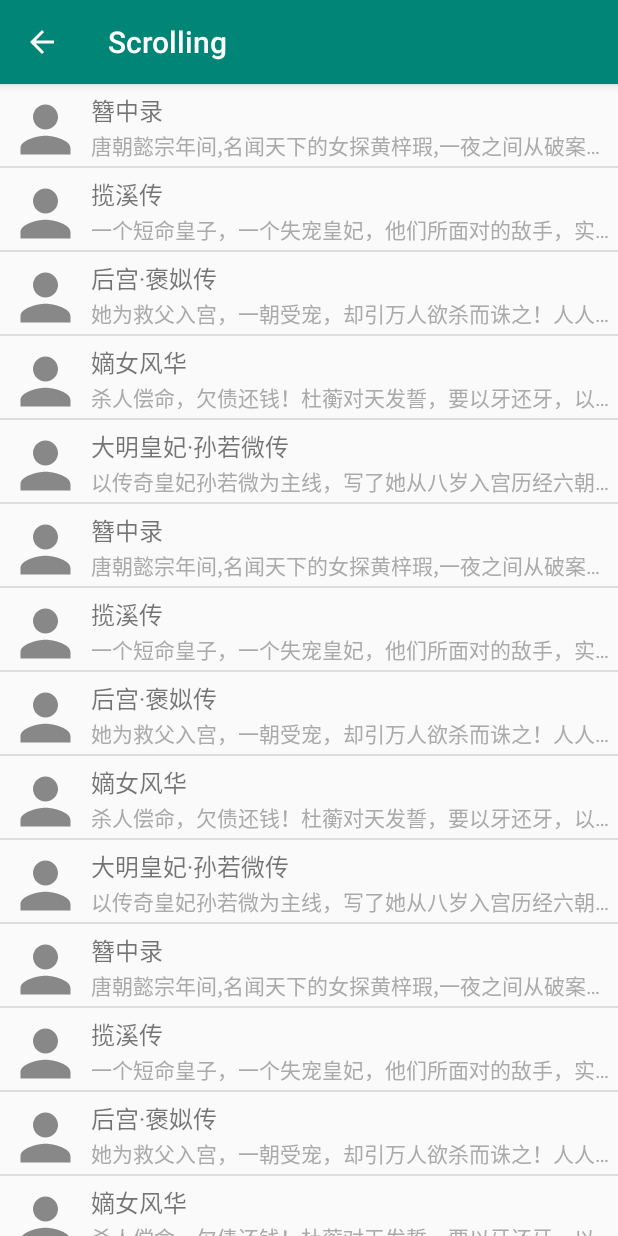
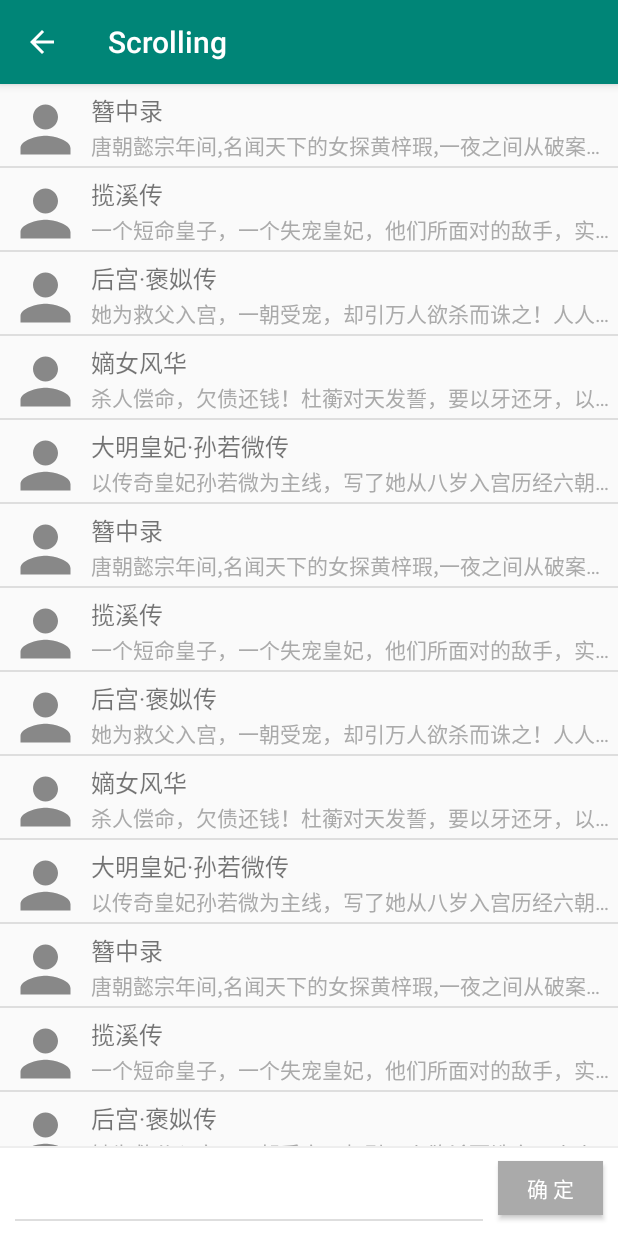
Before and after one commit to ChunmengYang/android-worksapce, an Android app: the ScrollingActivity screen opened directly, with no data from a screen before it, on a phone screen of 412 x 824 dp. Run offline under Robolectric (Android 15) with nearby library versions, the phone set to English and light mode, and no system bars.

Commit message:
滚动列表加底部输入栏

```diff
--- a/app/src/main/java/com/ycm/demo/ScrollingActivity.java
+++ b/app/src/main/java/com/ycm/demo/ScrollingActivity.java
@@ -3,6 +3,7 @@ package com.ycm.demo;
 import android.graphics.drawable.Drawable;
 import android.os.Bundle;
 import android.support.constraint.ConstraintLayout;
+import android.support.v4.widget.SwipeRefreshLayout;
 import android.support.v7.app.AppCompatActivity;
 import android.view.LayoutInflater;
 import android.view.MenuItem;
@@ -15,7 +16,7 @@ import java.util.List;
 
 public class ScrollingActivity extends AppCompatActivity {
     private LinearLayout container;
-
+    private SwipeRefreshLayout swipeRefreshLayout;
 
     @Override
     protected void onCreate(Bundle savedInstanceState) {
@@ -25,6 +26,51 @@ public class ScrollingActivity extends AppCompatActivity {
 
         container = findViewById(R.id.scrolling_content);
 
+        swipeRefreshLayout = findViewById(R.id.scrolling_refresh);
+        swipeRefreshLayout.setSize(SwipeRefreshLayout.DEFAULT);
+        swipeRefreshLayout.setColorSchemeResources(android.R.color.holo_blue_dark);
+        swipeRefreshLayout.setOnRefreshListener(new SwipeRefreshLayout.OnRefreshListener() {
+
+            @Override
+            public void onRefresh() {
+                refresh();
+                swipeRefreshLayout.setRefreshing(false);
+            }
+        });
+
+        swipeRefreshLayout.setRefreshing(true);
+        refresh();
+        swipeRefreshLayout.setRefreshing(false);
+    }
+
+
+
+    @Override
+    public boolean onOptionsItemSelected(MenuItem item) {
+        if (item.getItemId() == android.R.id.home) {
+            onBackPressed();
+            return true;
+        }
+        return super.onOptionsItemSelected(item);
+    }
+
+    private void renderItem(Drawable icon, String title, String contet) {
+        LayoutInflater inflater = LayoutInflater.from(ScrollingActivity.this);
+        ConstraintLayout itemLayout = (ConstraintLayout)inflater.inflate(R.layout.scrolling_item, null);
+
+        ImageView iconView = itemLayout.findViewById(R.id.scrolling_item_icon);
+        iconView.setImageResource(R.drawable.ic_person_50dp);
+
+        TextView titleView = itemLayout.findViewById(R.id.scrolling_item_title);
+        titleView.setText(title);
+
+        TextView contentView = itemLayout.findViewById(R.id.scrolling_item_content);
+        contentView.setText(contet);
+        container.addView(itemLayout);
+    }
+
+    public void refresh() {
+        container.removeAllViews();
 
         List<String> titles = new ArrayList<String>();
         titles.add("簪中录");
@@ -50,28 +96,4 @@ public class ScrollingActivity extends AppCompatActivity {
             renderItem(null, titles.get(i), contents.get(i));
         }
     }
-
-    @Override
-    public boolean onOptionsItemSelected(MenuItem item) {
-        if (item.getItemId() == android.R.id.home) {
-            onBackPressed();
-            return true;
-        }
-        return super.onOptionsItemSelected(item);
-    }
-
-    private void renderItem(Drawable icon, String title, String contet) {
-        LayoutInflater inflater = LayoutInflater.from(ScrollingActivity.this);
-        ConstraintLayout itemLayout = (ConstraintLayout)inflater.inflate(R.layout.scrolling_item, null);
-
-        ImageView iconView = itemLayout.findViewById(R.id.scrolling_item_icon);
-        iconView.setImageResource(R.drawable.ic_person_50dp);
-
-        TextView titleView = itemLayout.findViewById(R.id.scrolling_item_title);
-        titleView.setText(title);
-
-        TextView contentView = itemLayout.findViewById(R.id.scrolling_item_content);
-        contentView.setText(contet);
-        container.addView(itemLayout);
-    }
 }
--- /dev/null
+++ b/app/src/main/res/drawable/scrolling_footer_background.xml
@@ -0,0 +1,13 @@
+<?xml version="1.0" encoding="utf-8"?>
+<layer-list xmlns:android="http://schemas.android.com/apk/res/android">
+    <item>
+        <color android:color="@color/scrolling_footer_background_color"></color>
+    </item>
+    <item
+        android:height="1dp"
+        android:gravity="top">
+        <shape>
+            <solid android:color="@color/scrolling_footer_border_color" />
+        </shape>
+    </item>
+</layer-list>
--- a/app/src/main/res/drawable/scrolling_background.xml
+++ b/app/src/main/res/drawable/scrolling_item_background.xml
@@ -4,7 +4,7 @@
         android:height="1dp"
         android:gravity="bottom">
         <shape>
-            <solid android:color="@color/scrolling_background_color" />
+            <solid android:color="@color/scrolling_item_border_color" />
         </shape>
     </item>
 </layer-list>
--- a/app/src/main/res/layout/activity_scrolling.xml
+++ b/app/src/main/res/layout/activity_scrolling.xml
@@ -1,12 +1,50 @@
 <?xml version="1.0" encoding="utf-8"?>
-<android.support.design.widget.CoordinatorLayout xmlns:android="http://schemas.android.com/apk/res/android"
-    xmlns:app="http://schemas.android.com/apk/res-auto"
+<RelativeLayout xmlns:android="http://schemas.android.com/apk/res/android"
     xmlns:tools="http://schemas.android.com/tools"
     android:layout_width="match_parent"
     android:layout_height="match_parent"
-    android:fitsSystemWindows="true"
+    android:id="@+id/scrolling_container"
     tools:context=".ScrollingActivity">
 
+    <RelativeLayout
+        android:id="@+id/scrolling_footer"
+        android:layout_width="match_parent"
+        android:layout_height="60dp"
+        android:layout_alignParentBottom="true"
+        android:background="@drawable/scrolling_footer_background">
+
+        <Button
+            android:id="@+id/scrolling_footer_button"
+            android:layout_width="70dp"
+            android:layout_height="36dp"
+            android:layout_alignParentRight="true"
+            android:layout_marginTop="10dp"
+            android:layout_marginEnd="10dp"
+            android:background="@android:color/darker_gray"
+            android:text="确 定"
+            android:textColor="@android:color/white" />
+
+        <EditText
+            android:id="@+id/editText"
+            android:layout_width="wrap_content"
+            android:layout_height="40dp"
+            android:layout_alignParentLeft="true"
+            android:layout_marginStart="10dp"
+            android:layout_marginTop="10dp"
+            android:layout_marginEnd="10dp"
+            android:layout_toLeftOf="@id/scrolling_footer_button"
+            android:background="@drawable/scrolling_item_background"
+            android:ems="10"
+            android:inputType="text"
+            android:text="" />
+    </RelativeLayout>
+
+    <android.support.v4.widget.SwipeRefreshLayout
+        android:id="@+id/scrolling_refresh"
+        android:layout_width="match_parent"
+        android:layout_height="wrap_content"
+        android:layout_above="@id/scrolling_footer"
+        android:layout_alignParentTop="true">
 
         <android.support.v4.widget.NestedScrollView
             android:layout_width="match_parent"
@@ -16,6 +54,13 @@
                 android:layout_width="match_parent"
                 android:layout_height="wrap_content"
                 android:orientation="vertical"
-            android:id="@+id/scrolling_content"/>
+                android:id="@+id/scrolling_content">
+
+                <LinearLayout
+                    android:layout_width="match_parent"
+                    android:layout_height="wrap_content"
+                    android:orientation="horizontal"></LinearLayout>
+            </LinearLayout>
         </android.support.v4.widget.NestedScrollView>
-</android.support.design.widget.CoordinatorLayout>
+    </android.support.v4.widget.SwipeRefreshLayout>
+</RelativeLayout>
--- a/app/src/main/res/layout/scrolling_item.xml
+++ b/app/src/main/res/layout/scrolling_item.xml
@@ -1,11 +1,10 @@
 <?xml version="1.0" encoding="utf-8"?>
-<android.support.constraint.ConstraintLayout
-    xmlns:android="http://schemas.android.com/apk/res/android"
+<android.support.constraint.ConstraintLayout xmlns:android="http://schemas.android.com/apk/res/android"
     xmlns:app="http://schemas.android.com/apk/res-auto"
     xmlns:tools="http://schemas.android.com/tools"
     android:layout_width="match_parent"
     android:layout_height="70dp"
-    android:background="@drawable/scrolling_background">
+    android:background="@drawable/scrolling_item_background">
 
 
     <ImageView
@@ -15,7 +14,7 @@
         android:layout_marginStart="5dp"
         android:layout_marginTop="5dp"
         app:layout_constraintLeft_toLeftOf="parent"
-        app:layout_constraintTop_toTopOf="parent"/>
+        app:layout_constraintTop_toTopOf="parent" />
 
     <TextView
         android:id="@+id/scrolling_item_title"
--- a/app/src/main/res/values/colors.xml
+++ b/app/src/main/res/values/colors.xml
@@ -4,7 +4,10 @@
     <color name="colorPrimaryDark">#00574B</color>
     <color name="colorAccent">#D81B60</color>
 
-    <color name="scrolling_background_color">#dedede</color>
+    <color name="scrolling_item_border_color">#dedede</color>
+    <color name="scrolling_footer_background_color">#ffffff</color>
+    <color name="scrolling_footer_border_color">#c1e9e9e9</color>
+
 
     <!--zxing-->
     <color name="qrcode_contents_text">#000000</color>
```
Lines whose indentation alone changed are shown as unchanged.
